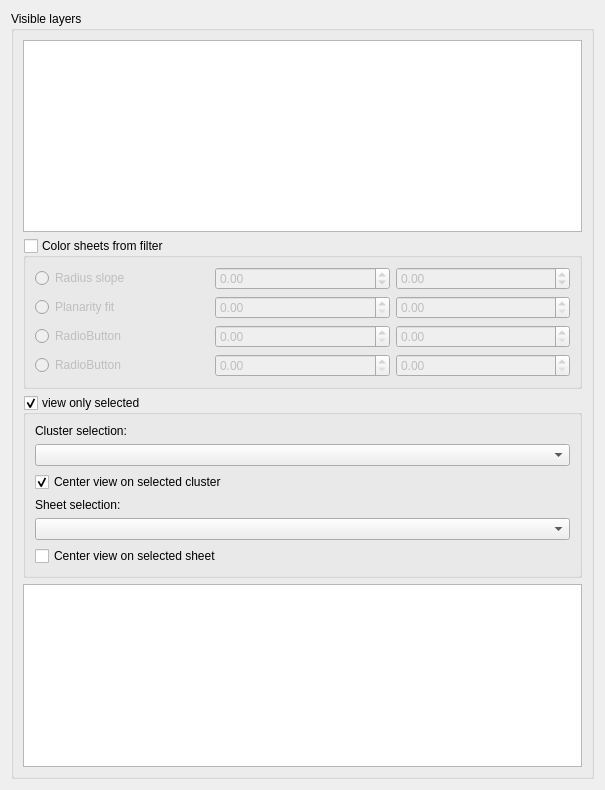
Ylannl/skel3d, file scripts/sheeterator.ui: the form before one commit.
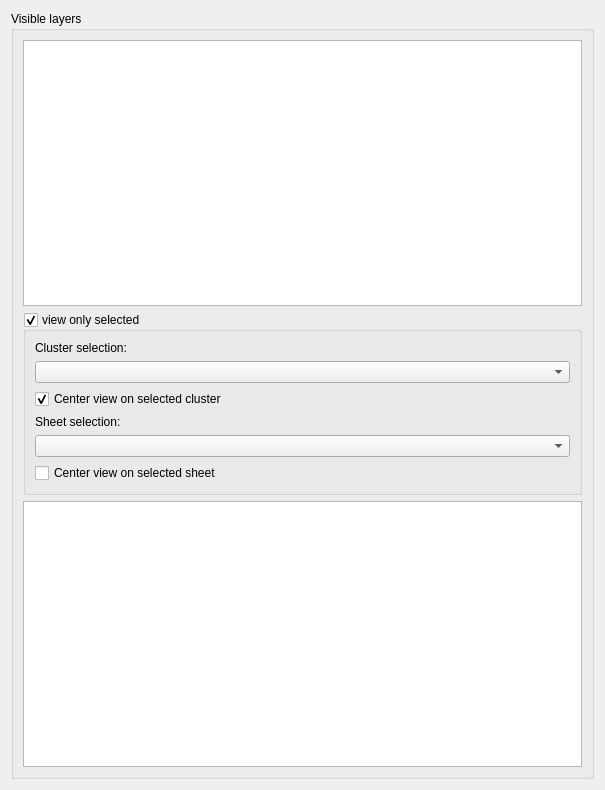
The form after the commit. Custom widgets are drawn as their Qt base class.

```diff
--- a/scripts/sheeterator.ui
+++ b/scripts/sheeterator.ui
@@ -53,108 +53,6 @@
         </column>
        </widget>
       </item>
-      <item>
-       <widget class="QGroupBox" name="groupBox_sheettester">
-        <property name="enabled">
-         <bool>true</bool>
-        </property>
-        <property name="sizePolicy">
-         <sizepolicy hsizetype="Preferred" vsizetype="Minimum">
-          <horstretch>0</horstretch>
-          <verstretch>0</verstretch>
-         </sizepolicy>
-        </property>
-        <property name="title">
-         <string>Color sheets from filter</string>
-        </property>
-        <property name="checkable">
-         <bool>true</bool>
-        </property>
-        <property name="checked">
-         <bool>false</bool>
-        </property>
-        <layout class="QGridLayout" name="gridLayout">
-         <item row="4" column="0">
-          <widget class="QRadioButton" name="radioButton_3">
-           <property name="text">
-            <string>RadioButton</string>
-           </property>
-          </widget>
-         </item>
-         <item row="2" column="0">
-          <widget class="QRadioButton" name="radioButton_sheetTester_radius">
-           <property name="text">
-            <string>Radius slope</string>
-           </property>
-          </widget>
-         </item>
-         <item row="5" column="0">
-          <widget class="QRadioButton" name="radioButton_4">
-           <property name="text">
-            <string>RadioButton</string>
-           </property>
-          </widget>
-         </item>
-         <item row="2" column="2">
-          <widget class="QDoubleSpinBox" name="doubleSpinBox_sheetTester_radius_max">
-           <property name="minimum">
-            <double>-10.000000000000000</double>
-           </property>
-           <property name="maximum">
-            <double>10.000000000000000</double>
-           </property>
-           <property name="singleStep">
-            <double>0.100000000000000</double>
-           </property>
-          </widget>
-         </item>
-         <item row="3" column="0">
-          <widget class="QRadioButton" name="radioButton_sheetTester_planfit">
-           <property name="sizePolicy">
-            <sizepolicy hsizetype="Preferred" vsizetype="Fixed">
-             <horstretch>0</horstretch>
-             <verstretch>0</verstretch>
-            </sizepolicy>
-           </property>
-           <property name="text">
-            <string>Planarity fit</string>
-           </property>
-          </widget>
-         </item>
-         <item row="2" column="1">
-          <widget class="QDoubleSpinBox" name="doubleSpinBox_sheetTester_radius_min">
-           <property name="minimum">
-            <double>-10.000000000000000</double>
-           </property>
-           <property name="maximum">
-            <double>10.000000000000000</double>
-           </property>
-           <property name="singleStep">
-            <double>0.100000000000000</double>
-           </property>
-          </widget>
-         </item>
-         <item row="3" column="1">
-          <widget class="QDoubleSpinBox" name="doubleSpinBox_3"/>
-         </item>
-         <item row="3" column="2">
-          <widget class="QDoubleSpinBox" name="doubleSpinBox_4"/>
-         </item>
-         <item row="4" column="1">
-          <widget class="QDoubleSpinBox" name="doubleSpinBox_5"/>
-         </item>
-         <item row="4" column="2">
-          <widget class="QDoubleSpinBox" name="doubleSpinBox_6"/>
-         </item>
-         <item row="5" column="1">
-          <widget class="QDoubleSpinBox" name="doubleSpinBox_7"/>
-         </item>
-         <item row="5" column="2">
-          <widget class="QDoubleSpinBox" name="doubleSpinBox_8"/>
-         </item>
-        </layout>
-       </widget>
-      </item>
       <item>
        <widget class="QGroupBox" name="groupBox_cluster">
         <property name="sizePolicy">
```
